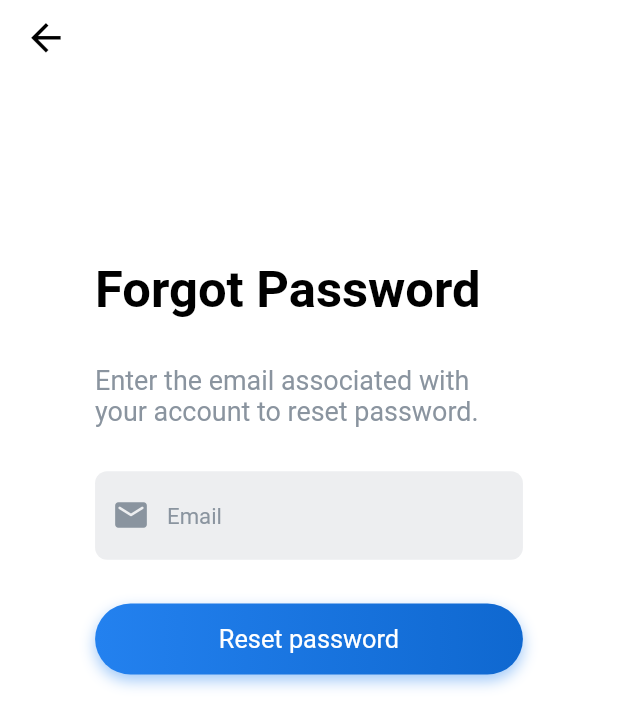
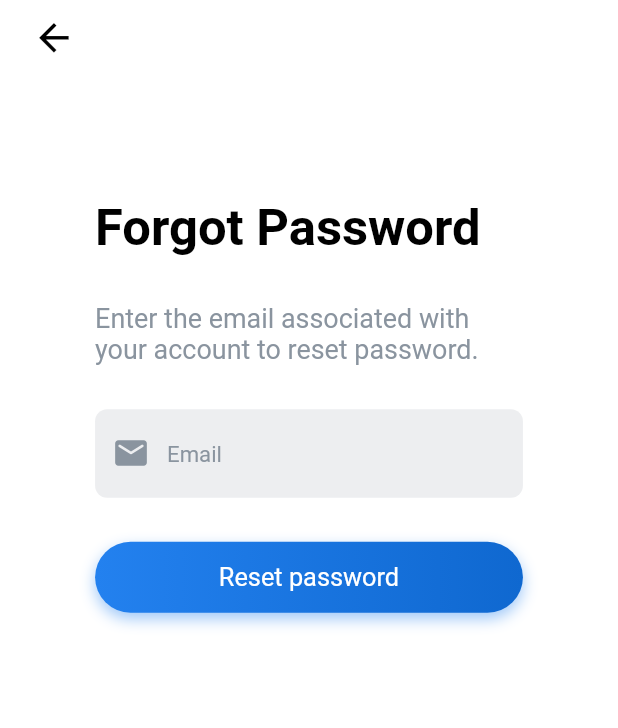
Before and after one commit to coderof19clc7/MobileApplicationProgrammingAdvance, a Flutter app: the ForgotPasswordPage screen opened directly, on a phone screen of 412 x 824 dp. Shown: the top 728 px of the screen. Run offline on Flutter 3.47's test engine with Material 2 defaults, Android fonts, the phone set to English and light mode, and no system bars; our stand-ins replace flutter_svg, page_transition; missing offline and left inert: syncfusion_flutter_pdfviewer.

```diff
--- a/lib/presentations/screens/forgot_password/forgot_password_page.dart
+++ b/lib/presentations/screens/forgot_password/forgot_password_page.dart
@@ -18,15 +18,14 @@ class ForgotPasswordPage extends StatelessWidget {
       },
       child: Scaffold(
         appBar: const SimpleTransparentAppBar(),
-        resizeToAvoidBottomInset: false,
-        body: Container(
+        body: SingleChildScrollView(
+          child: Container(
             padding: EdgeInsets.only(
               left: Dimens.getProportionalScreenWidth(context, 60),
               right: Dimens.getProportionalScreenWidth(context, 60),
-            top: Dimens.getScreenHeight(context) * 0.15,
+              top: Dimens.getScreenHeight(context) * 0.1,
             ),
             width: Dimens.getScreenWidth(context),
-          height: Dimens.getScreenHeight(context),
             child: Column(
               mainAxisSize: MainAxisSize.min,
               children: [
@@ -63,7 +62,9 @@ class ForgotPasswordPage extends StatelessWidget {
                 ),
                 SizedBox(height: Dimens.getScreenHeight(context) * 0.0355),
                 PrimaryFillButton(
-                onTap: () {},
+                  onTap: () {
+                    Navigator.pop(context);
+                  },
                   width: Dimens.getScreenWidth(context),
                   paddingVertical: Dimens.getProportionalScreenHeight(context, 14),
                   borderRadiusValue: Dimens.getScreenWidth(context),
@@ -80,6 +81,7 @@ class ForgotPasswordPage extends StatelessWidget {
             ),
           ),
         ),
+      ),
     );
   }
 }
--- a/lib/presentations/screens/on_boarding/on_boarding_page.dart
+++ b/lib/presentations/screens/on_boarding/on_boarding_page.dart
@@ -36,7 +36,7 @@ class OnBoardingPage extends StatelessWidget {
             SizedBox(height: Dimens.getProportionalScreenHeight(context, 40)),
             PrimaryFillButton(
               onTap: () {
-                Navigator.of(context).pushNamed(RouteNames.login);
+                Navigator.of(context).pushReplacementNamed(RouteNames.login);
               },
               width: Dimens.getScreenWidth(context) - Dimens.getProportionalScreenWidth(context, 100),
               paddingVertical: Dimens.getProportionalScreenHeight(context, 16),
--- a/lib/presentations/widgets/app_bar/simple_app_bar.dart
+++ b/lib/presentations/widgets/app_bar/simple_app_bar.dart
@@ -18,7 +18,6 @@ class SimpleTransparentAppBar extends StatelessWidget implements PreferredSizeWi
     return AppBar(
       backgroundColor: AppColors.transparent,
       elevation: 0,
-      leadingWidth: Dimens.getProportionalScreenWidth(context, 10),
       leading: Container(
         margin: EdgeInsets.only(
           left: Dimens.getProportionalScreenWidth(context, 15),
```
Also changed, not shown: lib/presentations/screens/login/login_page.dart (+5 -3 lines), lib/presentations/screens/sign_up/sign_up_page.dart (+4 -3 lines). Lines whose indentation alone changed are shown as unchanged.
